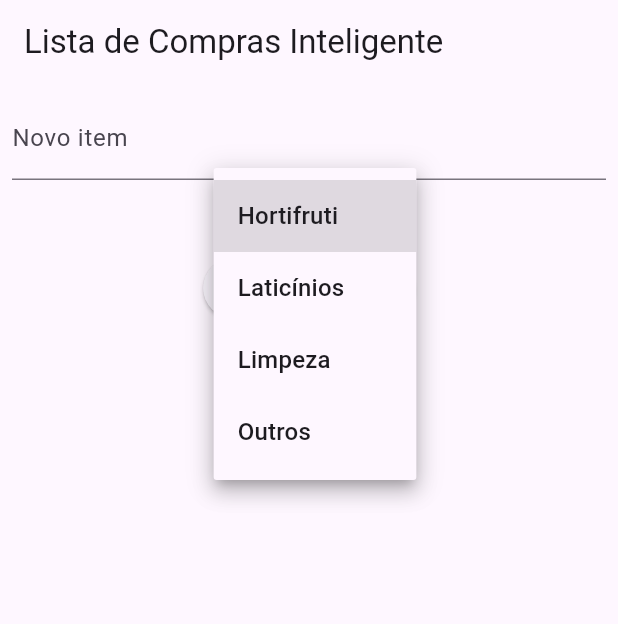
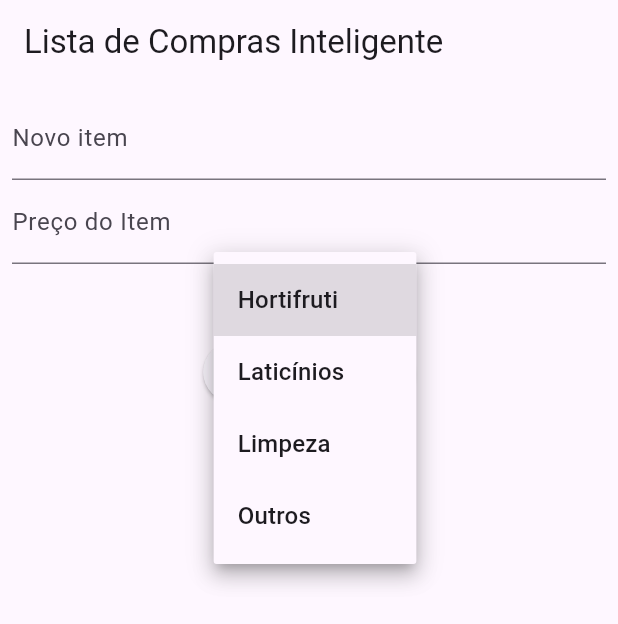
Before and after one commit to Barba2k2/asp_state_manager, a Flutter app: the screen it shows after launch, after a tap on "Hortifruti", on a phone screen of 412 x 824 dp. Shown: the top 624 px of the screen. Run offline on Flutter 3.47's test engine with Material 3 defaults, Android fonts, the phone set to English and light mode, and no system bars; our stand-ins replace flutter_local_notifications, flutter_riverpod, sqflite; accounts and stored records are empty.

Commit message:
refactor(shopping): Update AddItemWidget UI to include price input field

```diff
--- a/lib/src/features/add_item_widget.dart
+++ b/lib/src/features/add_item_widget.dart
@@ -11,7 +11,8 @@ class AddItemWidget extends ConsumerStatefulWidget {
 }
 
 class _AddItemWidgetState extends ConsumerState<AddItemWidget> {
-  TextEditingController itemController = TextEditingController();
+  final _itemControllerEC = TextEditingController();
+  final _priceControllerEC = TextEditingController();
   String selectedCategory = 'Hortifruti';
 
   @override
@@ -19,10 +20,17 @@ class _AddItemWidgetState extends ConsumerState<AddItemWidget> {
     return Column(
       children: [
         TextField(
-          controller: itemController,
+          controller: _itemControllerEC,
           decoration: const InputDecoration(
             labelText: 'Novo item',
           ),
+        ),
+        TextField(
+          controller: _priceControllerEC,
+          decoration: const InputDecoration(
+            labelText: 'Preço do Item',
+          ),
+          keyboardType: TextInputType.number,
         ),
         DropdownButton<String>(
           value: selectedCategory,
@@ -44,14 +52,19 @@ class _AddItemWidgetState extends ConsumerState<AddItemWidget> {
         ),
         ElevatedButton(
           onPressed: () {
-            final newItemName = itemController.text.trim();
+            final newItemName = _itemControllerEC.text.trim();
+            final newItemPrice =
+                double.tryParse(_priceControllerEC.text.trim()) ?? 0.0;
+
             if (newItemName.isNotEmpty) {
               final newItem = ShoppingItem(
                 name: newItemName,
                 category: selectedCategory,
+                price: newItemPrice,
               );
               ref.read(shoppingListProvider.notifier).addItem(newItem);
-              itemController.clear();
+              _itemControllerEC.clear();
+              _priceControllerEC.clear(); // Limpar o campo de preço
               setState(() {
                 selectedCategory = 'Hortifruti';
               });
```
